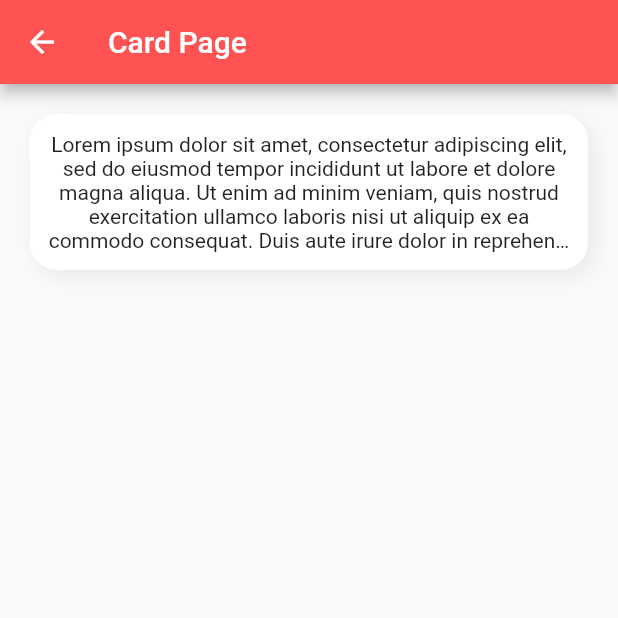
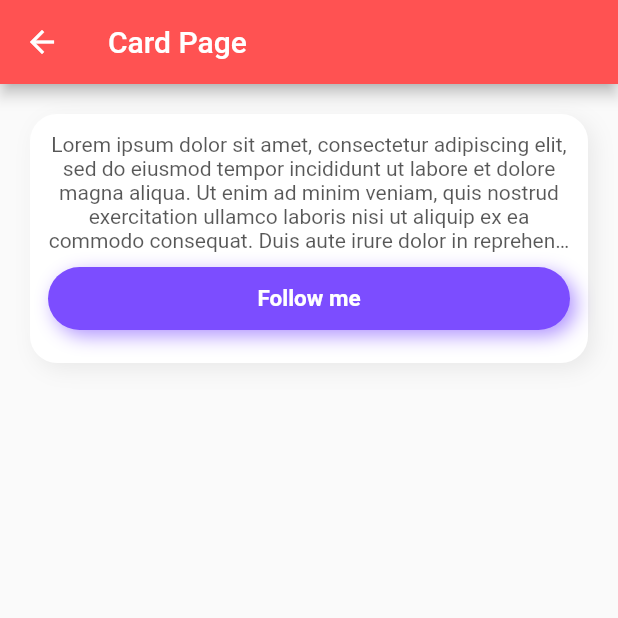
Before and after one commit to stark-ace-1891/tf06p_0016_codigo_components, a Flutter app: the CardPage screen opened directly, on a phone screen of 412 x 824 dp, the top half of it. Run offline on Flutter 3.47's test engine with Material 2 defaults, Android fonts, the phone set to English and light mode, and no system bars; our stand-ins replace google_fonts; network calls fail.

Commit message:
Agregando boton al card page

```diff
--- a/lib/pages/card_page.dart
+++ b/lib/pages/card_page.dart
@@ -29,11 +29,48 @@ class CardPage extends StatelessWidget {
                 ),
               ],
             ),
-            child: Text(
-              "Lorem ipsum dolor sit amet, consectetur adipiscing elit, sed do eiusmod tempor incididunt ut labore et dolore magna aliqua. Ut enim ad minim veniam, quis nostrud exercitation ullamco laboris nisi ut aliquip ex ea commodo consequat. Duis aute irure dolor in reprehenderit in voluptate velit esse cillum dolore eu fugiat nulla pariatur. Excepteur sint occaecat cupidatat non proident, sunt in culpa qui officia deserunt mollit anim id est laborum.",
-              maxLines: 5,
-              textAlign: TextAlign.center,
-              overflow: TextOverflow.ellipsis,
+            child: Column(
+              children: [
+                Text(
+                  "Lorem ipsum dolor sit amet, consectetur adipiscing elit, sed do eiusmod tempor incididunt ut labore et dolore magna aliqua. Ut enim ad minim veniam, quis nostrud exercitation ullamco laboris nisi ut aliquip ex ea commodo consequat. Duis aute irure dolor in reprehenderit in voluptate velit esse cillum dolore eu fugiat nulla pariatur. Excepteur sint occaecat cupidatat non proident, sunt in culpa qui officia deserunt mollit anim id est laborum.",
+                  maxLines: 5,
+                  textAlign: TextAlign.center,
+                  overflow: TextOverflow.ellipsis,
+                  style: TextStyle(
+                    color: Colors.black.withOpacity(0.66),
+                  ),
+                ),
+                Container(
+                  margin: EdgeInsets.symmetric(
+                    vertical: 10,
+                  ),
+                  padding: EdgeInsets.symmetric(
+                    vertical: 12,
+                  ),
+                  alignment: Alignment.center,
+                  width: double.infinity,
+                  // height: 40,
+                  child: Text(
+                    "Follow me",
+                    style: TextStyle(
+                      color: Colors.white,
+                      fontWeight: FontWeight.bold,
+                      fontSize: 15,
+                    ),
+                  ),
+                  decoration: BoxDecoration(
+                    color: Colors.deepPurpleAccent,
+                    borderRadius: BorderRadius.circular(40),
+                    boxShadow: [
+                      BoxShadow(
+                        color: Colors.deepPurpleAccent.withOpacity(0.6),
+                        blurRadius: 10,
+                        offset: Offset(4,4),
+                      )
+                    ],
+                  ),
+                ),
+              ],
             ),
           )
         ],
```
